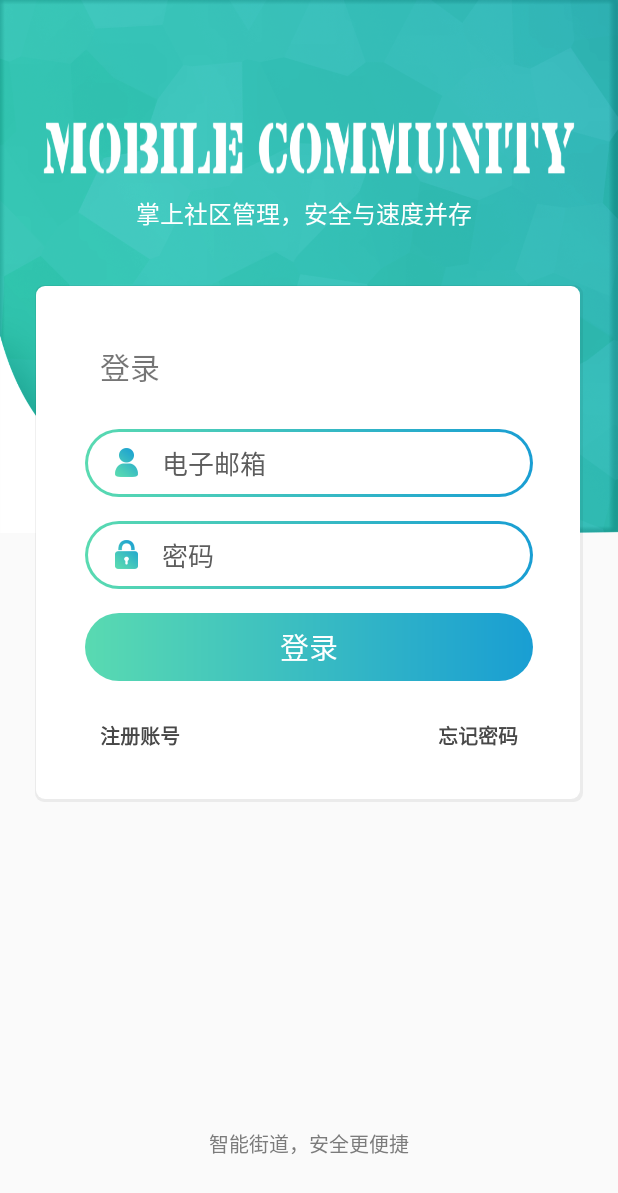
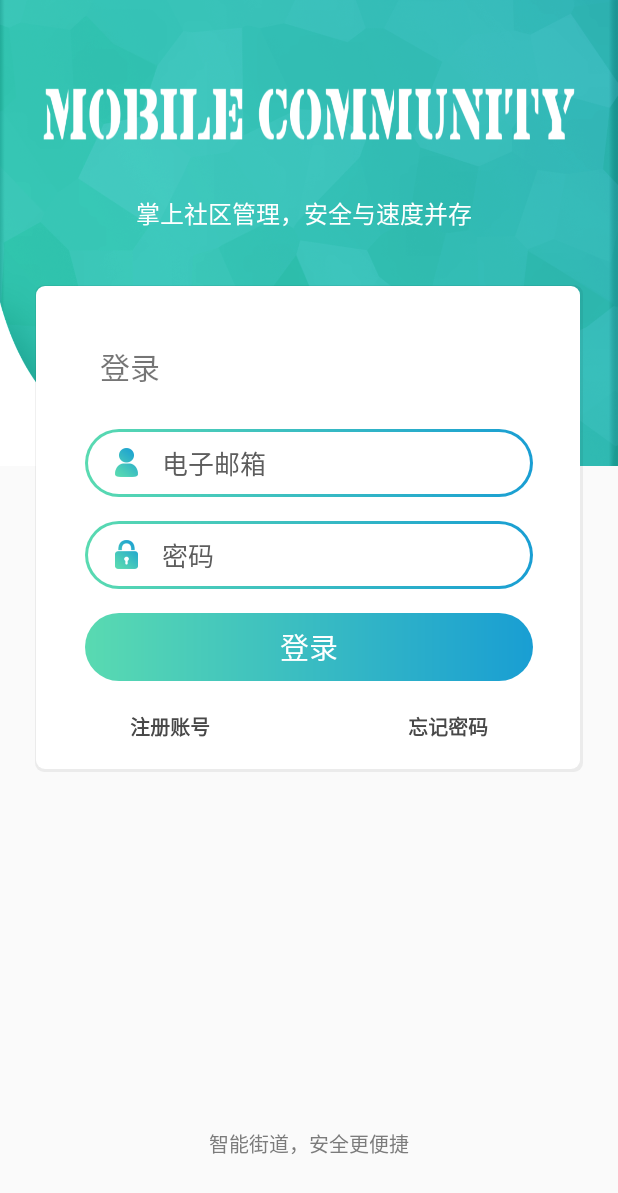
Before and after one commit to xsj321/SmartNeighborhood, an Android app: the screen it shows after launch (LoginActivity), on a phone screen of 412 x 824 dp. Shown: the top 1193 px of the screen. Run offline under Robolectric (Android 15) with nearby library versions, the phone set to English and light mode, and no system bars; pictures from the network do not load.

Commit message:
修复了登录页面图案显示错误 改善了登录页面按钮点击的体验

```diff
--- a/app/src/main/assets/server_settings.properties
+++ b/app/src/main/assets/server_settings.properties
@@ -1,4 +1,4 @@
 server_ip = 47.106.184.161
 server_port = 8888
-request_add = http://286p704c51.qicp.vip
+request_add = http://xsjhjj.xyz:8086
 request_port = 8086
--- a/app/src/main/res/layout/activity_login.xml
+++ b/app/src/main/res/layout/activity_login.xml
@@ -5,34 +5,42 @@
     android:layout_width="match_parent"
     android:layout_height="match_parent"
     android:fitsSystemWindows="true">
+    <RelativeLayout
+        android:layout_width="match_parent"
+        android:layout_height="match_parent">
 
-    <FrameLayout
+
+    <RelativeLayout
         android:layout_width="match_parent"
         android:layout_height="355dp"
-        android:layout_gravity="fill_horizontal">
+        android:layout_alignParentTop="true"
+        >
 
         <ImageView
             android:layout_width="match_parent"
-            android:layout_height="match_parent"
-            android:layout_gravity="fill_horizontal"
+            android:layout_height="wrap_content"
+            android:foregroundGravity="top"
+            android:scaleType="centerCrop"
+            android:layout_centerHorizontal="true"
             android:src="@drawable/login_background_xml" />
 
         <TextView
             android:layout_width="230dp"
             android:layout_height="wrap_content"
-            android:layout_gravity="center_horizontal"
+            android:layout_centerHorizontal="true"
             android:layout_marginTop="130dp"
 
             android:fontFamily="@font/fangzheng"
             android:text="@string/login_sub_title"
             android:textColor="#ffffffff"
             android:textSize="16sp" />
-    </FrameLayout>
+    </RelativeLayout>
 
     <TextView
         android:layout_width="wrap_content"
         android:layout_height="wrap_content"
-        android:layout_gravity="center_horizontal|bottom"
+        android:layout_alignParentBottom="true"
+        android:layout_centerHorizontal="true"
         android:layout_marginBottom="51.33dp"
         android:fontFamily="@font/fangzheng"
         android:text="智能街道，安全更便捷"
@@ -71,11 +79,11 @@
 
                 <EditText
                     android:id="@+id/username"
-                android:drawableLeft="@drawable/login_left_xml"
                     style="@style/AllWriteLoginText"
                     android:layout_width="match_parent"
                     android:layout_height="45dp"
                     android:layout_marginBottom="16dp"
+                    android:drawableLeft="@drawable/login_left_xml"
                     android:hint="@string/prompt_email"
                     android:inputType="textEmailAddress"
                     android:selectAllOnFocus="true"
@@ -87,10 +95,10 @@
                 <EditText
                     android:id="@+id/password"
                     style="@style/AllWriteLoginText"
-                android:drawableLeft="@drawable/passwd_left_xml"
                     android:layout_width="match_parent"
                     android:layout_height="45dp"
                     android:layout_marginBottom="16dp"
+                    android:drawableLeft="@drawable/passwd_left_xml"
                     android:hint="@string/prompt_password"
                     android:imeActionLabel="@string/action_sign_in_short"
                     android:imeOptions="actionDone"
@@ -151,22 +159,22 @@
                         android:text="@string/login"
                         android:textColor="@color/PureWhite"
                         android:textSize="@dimen/button_text_size" />
+
                     <ProgressBar
                         android:id="@+id/progress_circular"
-                    android:visibility="gone"
                         android:layout_width="45dp"
                         android:layout_height="45dp"
+                        android:layout_gravity="center_horizontal"
                         android:indeterminateTint="@color/colorPrimary"
-                    android:layout_gravity="center_horizontal"/>
+                        android:visibility="gone" />
                 </LinearLayout>
 
                 <RelativeLayout
                     android:layout_width="match_parent"
                     android:layout_height="wrap_content"
                     android:layout_marginLeft="43dp"
-                android:layout_marginTop="26dp"
+
                     android:layout_marginRight="43dp"
-                android:layout_marginBottom="33.67dp"
                     android:orientation="horizontal">
 
                     <TextView
@@ -192,4 +200,5 @@
 
 
         </LinearLayout>
+    </RelativeLayout>
 </FrameLayout>
--- a/app/src/main/res/values/styles.xml
+++ b/app/src/main/res/values/styles.xml
@@ -57,6 +57,7 @@
         <item name="android:textColor">#ff484848</item>
         <item name="android:textSize">13sp</item>
         <item name="android:textStyle">bold</item>
+        <item name="android:padding">20dp</item>
     </style>
     <style name="page_title">
         <item name="android:textSize">15sp</item>
```
Lines whose indentation alone changed are shown as unchanged.
